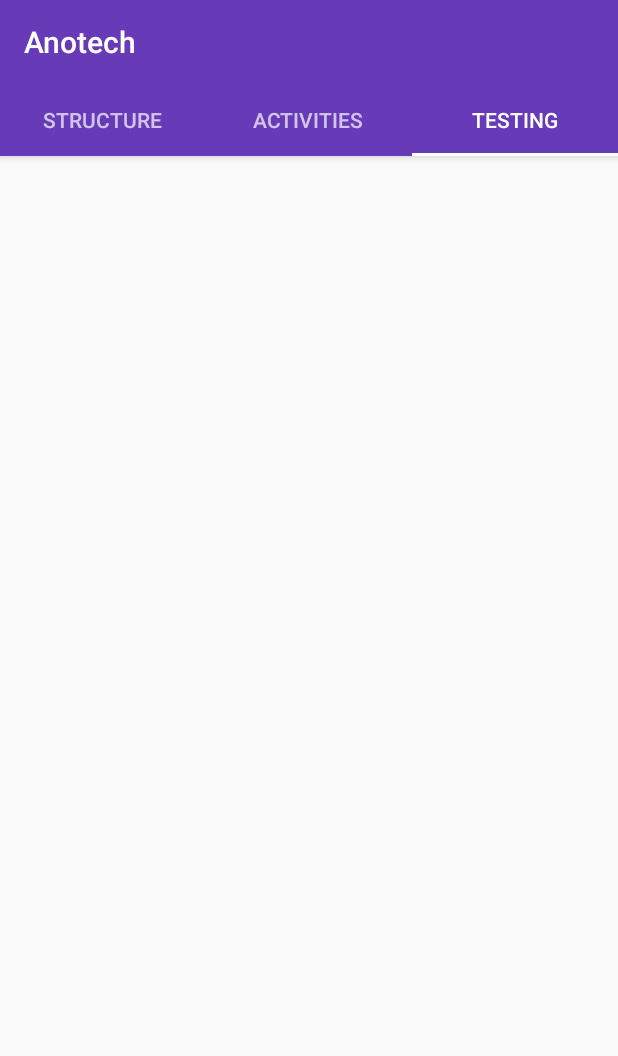
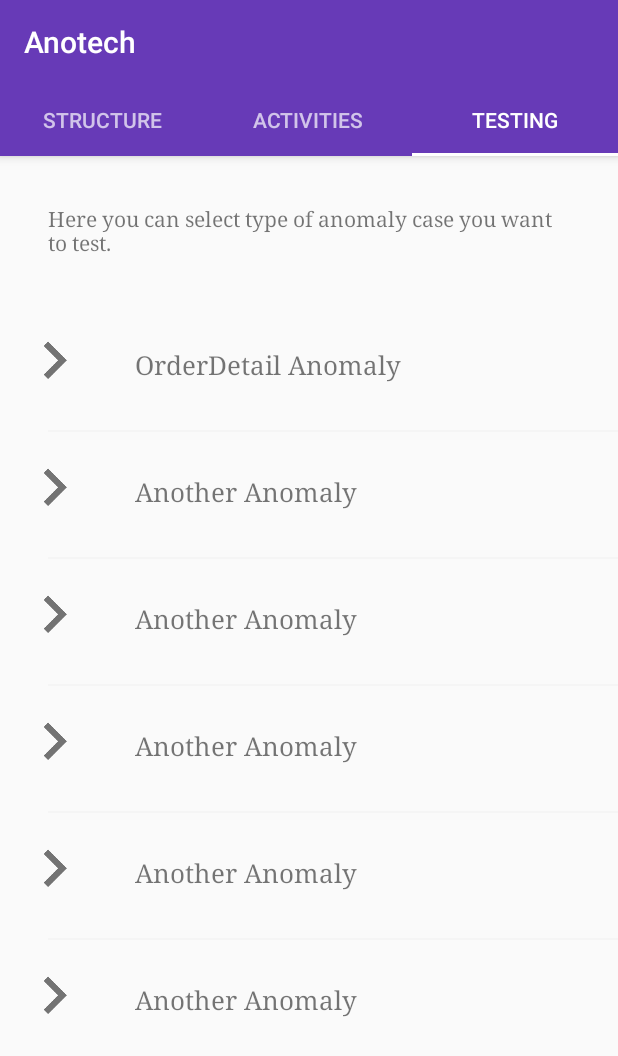
Before and after one commit to webianks/AnoTech-Android, an Android app: the screen it shows after launch (MainActivity), tab 3 chosen, on a phone screen of 412 x 824 dp. Shown: the top 1056 px of the screen. Run offline under Robolectric (Android 15) with nearby library versions, the phone set to English and light mode, and no system bars; libraries missing offline, so code that uses them is left out: in.myinnos.customfontlibrary; 1 statement that could not run was skipped.

Commit message:
Dummy testing list

```diff
--- a/app/src/main/res/layout/testing_fragment.xml
+++ b/app/src/main/res/layout/testing_fragment.xml
@@ -1,6 +1,21 @@
 <?xml version="1.0" encoding="utf-8"?>
 <LinearLayout xmlns:android="http://schemas.android.com/apk/res/android"
-    android:orientation="vertical" android:layout_width="match_parent"
-    android:layout_height="match_parent">
+    android:layout_width="match_parent"
+    android:layout_height="match_parent"
+    android:orientation="vertical">
+
+
+    <TextView
+        android:id="@+id/info"
+        android:layout_width="wrap_content"
+        android:layout_height="wrap_content"
+        android:padding="@dimen/structure_item_padding"
+        android:text="@string/anomaly_intro" />
+
+    <android.support.v7.widget.RecyclerView
+        android:id="@+id/recyclerviewTesting"
+        android:layout_width="match_parent"
+        android:layout_height="match_parent" />
+
 
 </LinearLayout>
--- a/app/src/main/res/values/strings.xml
+++ b/app/src/main/res/values/strings.xml
@@ -4,4 +4,5 @@
     <string name="tables_intro">This provides information on the various tables present in the database.</string>
     <string name="activity_happened">Outlier has occured in the</string>
     <string name="target">OrderDetails</string>
+    <string name="anomaly_intro">Here you can select type of anomaly case you want to test.</string>
 </resources>
```
Also changed, not shown: app/src/main/java/com/webianks/anotech/adapters/TestingAdapter.java (added, +56 -0 lines), app/src/main/java/com/webianks/anotech/fragments/Testing.java (+30 -2 lines).
